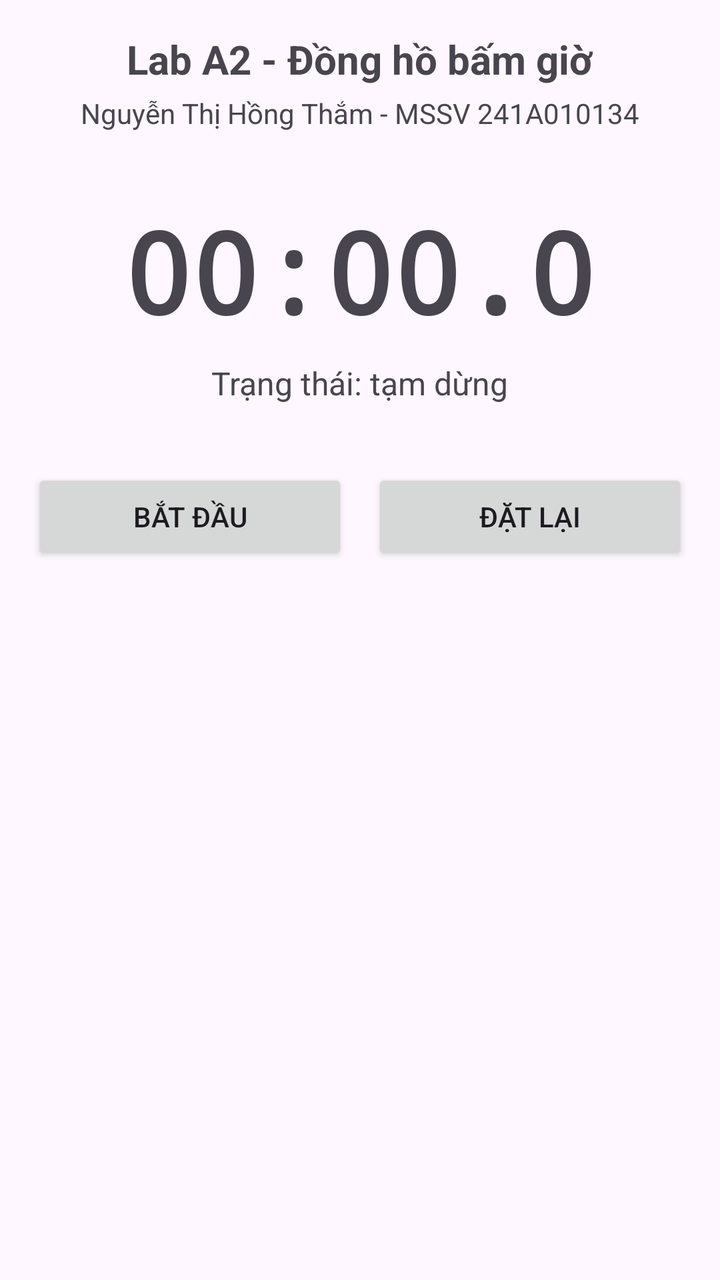
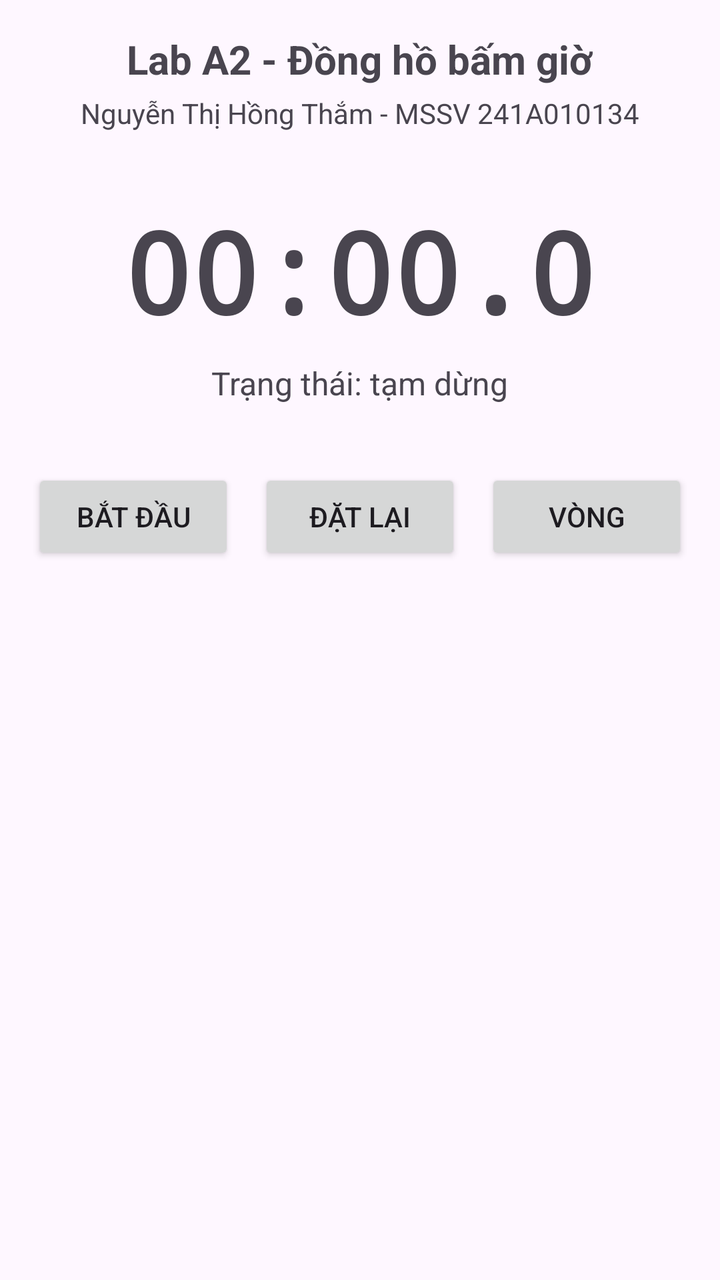

An Android layout rendered at two revisions. The XML below is the earlier revision; the diff shows what the commit changed to produce the second picture.
<!-- AndroidManifest.xml: application theme Theme.A2_241A010134 -->
<!-- res/layout/activity_main.xml -->
<?xml version="1.0" encoding="utf-8"?>
<LinearLayout xmlns:android="http://schemas.android.com/apk/res/android"
    android:id="@+id/main"
    android:layout_width="match_parent"
    android:layout_height="match_parent"
    android:gravity="center_horizontal"
    android:orientation="vertical"
    android:padding="16dp">
    <TextView
        android:layout_width="wrap_content"
        android:layout_height="wrap_content"
        android:text="@string/title"
        android:textSize="20sp"
        android:textStyle="bold" />
    <TextView
        android:layout_width="wrap_content"
        android:layout_height="wrap_content"
        android:layout_marginTop="4dp"
        android:text="@string/student" />
    <TextView
        android:id="@+id/tvTime"
        android:layout_width="wrap_content"
        android:layout_height="wrap_content"
        android:layout_marginTop="32dp"
        android:fontFamily="monospace"
        android:text="@string/zero_time"
        android:textSize="56sp"
        android:textStyle="bold" />
    <TextView
        android:id="@+id/tvStatus"
        android:layout_width="wrap_content"
        android:layout_height="wrap_content"
        android:layout_marginTop="8dp"
        android:text="@string/status_paused"
        android:textSize="16sp" />
    <LinearLayout
        android:layout_width="match_parent"
        android:layout_height="wrap_content"
        android:layout_marginTop="32dp"
        android:orientation="horizontal">
        <Button
            android:id="@+id/btnStartPause"
            android:layout_width="0dp"
            android:layout_height="wrap_content"
            android:layout_weight="1"
            android:text="@string/start" />
        <Button
            android:id="@+id/btnReset"
            android:layout_width="0dp"
            android:layout_height="wrap_content"
            android:layout_marginStart="12dp"
            android:layout_weight="1"
            android:text="@string/reset" />
    </LinearLayout>

    <TextView
        android:id="@+id/tvRecreate"
        android:layout_width="wrap_content"
        android:layout_height="wrap_content"
        android:layout_marginTop="24dp"
        android:textSize="14sp" />
</LinearLayout>
<!-- resources referenced by this layout -->
<resources>
  <string name="reset">Đặt lại</string>
  <string name="start">Bắt đầu</string>
  <string name="status_paused">Trạng thái: tạm dừng</string>
  <string name="student">Nguyễn Thị Hồng Thắm - MSSV 241A010134</string>
  <string name="title">Lab A2 - Đồng hồ bấm giờ</string>
  <string name="zero_time">00:00.0</string>
  <style name="Theme.A2_241A010134" parent="Base.Theme.A2_241A010134" />
  <style name="Base.Theme.A2_241A010134" parent="Theme.Material3.DayNight.NoActionBar">
          
          
      </style>
</resources>

<!-- the commit's change to res/layout/activity_main.xml (unified diff, before → after) -->
@@ -51,7 +51,21 @@
             android:layout_marginStart="12dp"
             android:layout_weight="1"
             android:text="@string/reset" />
+        <Button
+            android:id="@+id/btnLap"
+            android:layout_width="0dp"
+            android:layout_height="wrap_content"
+            android:layout_marginStart="12dp"
+            android:layout_weight="1"
+            android:text="Vòng" />
     </LinearLayout>
+
+    <TextView
+        android:id="@+id/tvLaps"
+        android:layout_width="match_parent"
+        android:layout_height="wrap_content"
+        android:layout_marginTop="16dp"
+        android:textSize="16sp" />
 
     <TextView
         android:id="@+id/tvRecreate"
